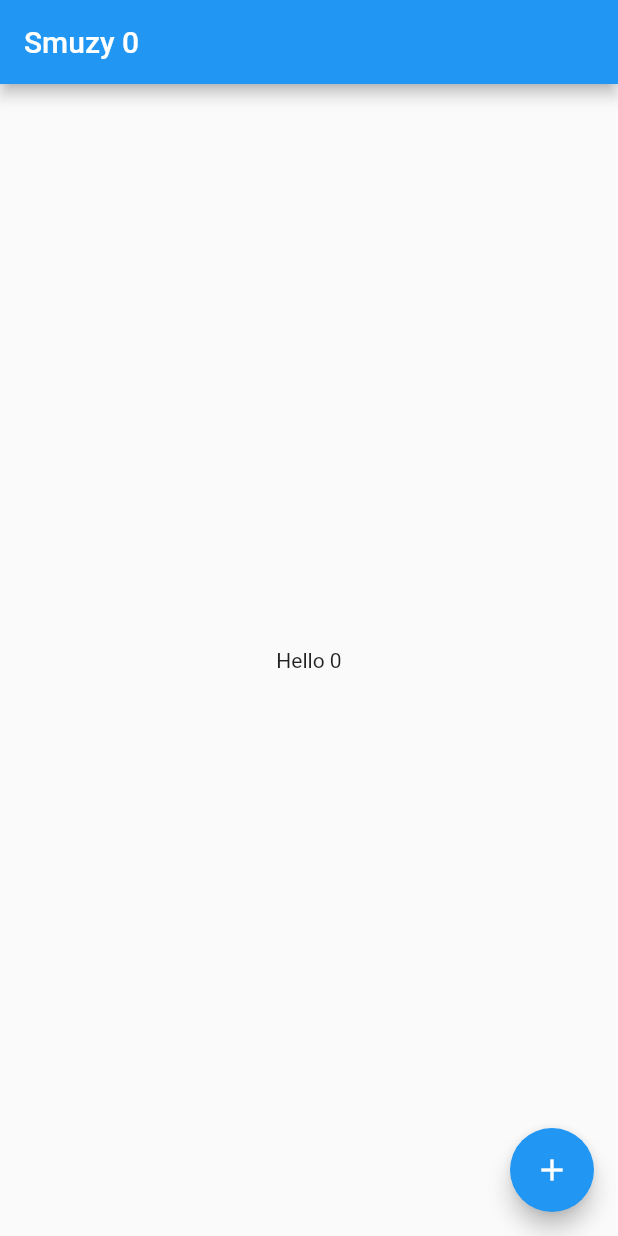
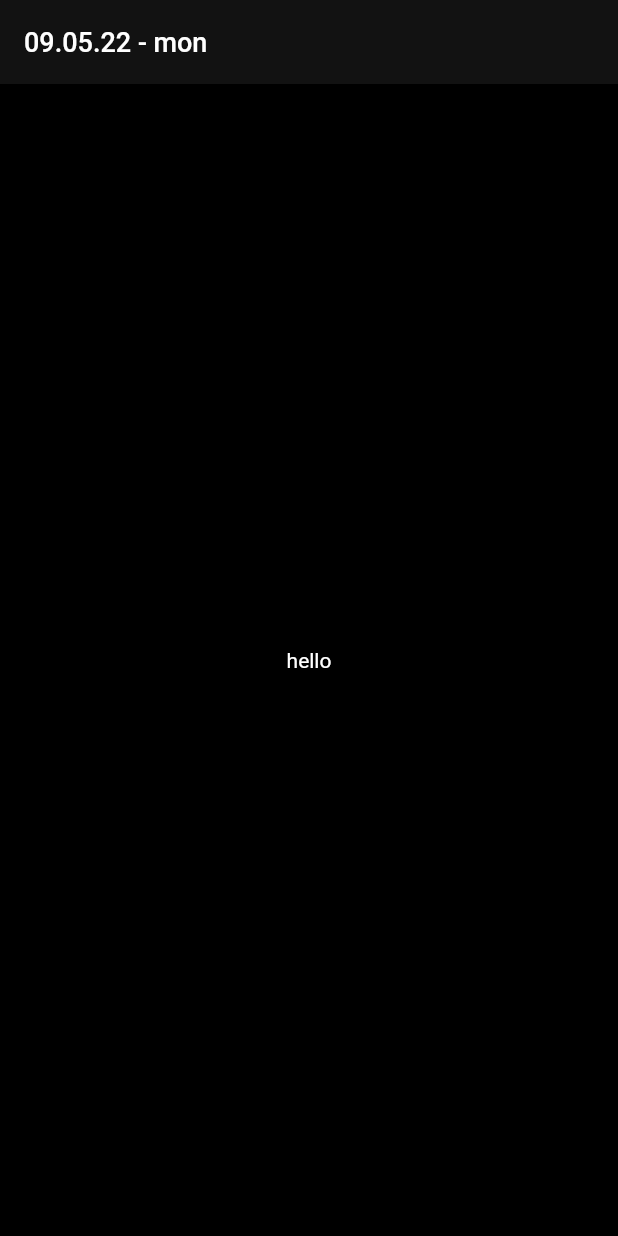
Before and after one commit to AndGreen/smuzy-flutter, a Flutter app: the screen it shows after launch, on a phone screen of 412 x 824 dp. Run offline on Flutter 3.47's test engine with Material 2 defaults, Android fonts, the phone set to English and light mode, and no system bars; our stand-ins replace get.

Commit message:
Added theme and date formatter

```diff
--- /dev/null
+++ b/lib/common/utils/dates.dart
@@ -0,0 +1,4 @@
+import 'package:intl/intl.dart';
+
+String getCurrentFormattedDay() =>
+    DateFormat('MM.dd.yy - E').format(DateTime.now()).toLowerCase();
--- a/lib/modules/main/app.dart
+++ b/lib/modules/main/app.dart
@@ -10,9 +10,9 @@ class MyApp extends StatelessWidget {
     return GetMaterialApp(
       title: 'Smuzy',
       debugShowCheckedModeBanner: false,
-      theme: ThemeData(
-        primarySwatch: Colors.blue,
-      ),
+      theme: ThemeData.dark().copyWith(
+          appBarTheme: const AppBarTheme(color: Color(0xff121212)),
+          scaffoldBackgroundColor: Colors.black),
       home: HomeScreen(),
     );
   }
--- a/lib/modules/main/main_controller.dart
+++ b/lib/modules/main/main_controller.dart
@@ -1,8 +1,3 @@
 import 'package:get/get.dart';
 
-class MainController extends GetxController {
-  var count = 0.obs;
-  increment() => count++;
-
-  var title = 'Smuzy'.obs;
-}
+class MainController extends GetxController {}
--- a/lib/modules/main/screens/home_screen.dart
+++ b/lib/modules/main/screens/home_screen.dart
@@ -1,5 +1,6 @@
 import 'package:flutter/material.dart';
 import 'package:get/get.dart';
+import 'package:smuzy_flutter/common/utils/dates.dart';
 import 'package:smuzy_flutter/modules/main/main_controller.dart';
 
 class HomeScreen extends StatelessWidget {
@@ -9,23 +10,16 @@ class HomeScreen extends StatelessWidget {
 
   @override
   Widget build(BuildContext context) {
-    MainController c = Get.find();
     return Scaffold(
       appBar: AppBar(
-        title: Obx(() => Text('${c.title} ${c.count}')),
+        title: Text(getCurrentFormattedDay(),
+            style: const TextStyle(fontSize: 18)),
       ),
-      floatingActionButton: FloatingActionButton(
-          onPressed: () {
-            c.increment();
-          },
-          child: const Icon(Icons.add)),
       body: Center(
         child: Column(
           mainAxisAlignment: MainAxisAlignment.center,
-          children: [
-            Obx(() => Text(
-                  'Hello ${c.count}',
-                )),
+          children: const [
+            Text('hello'),
           ],
         ),
       ),
```
Also changed, not shown: pubspec.yaml (+1 -6 lines), pubspec.lock.
